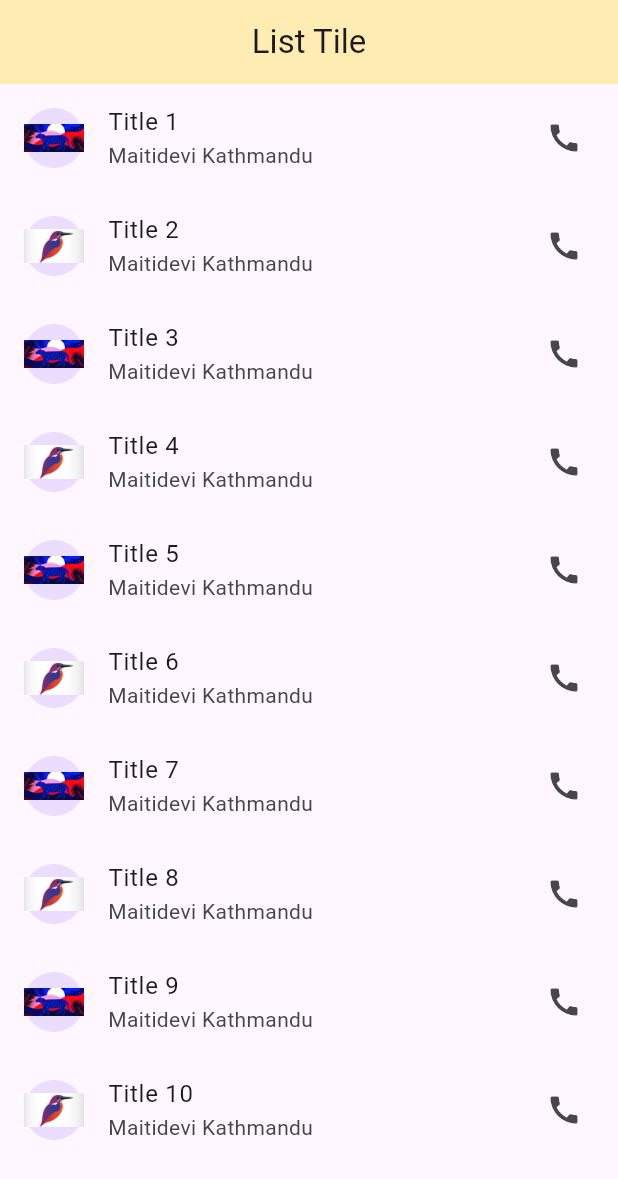
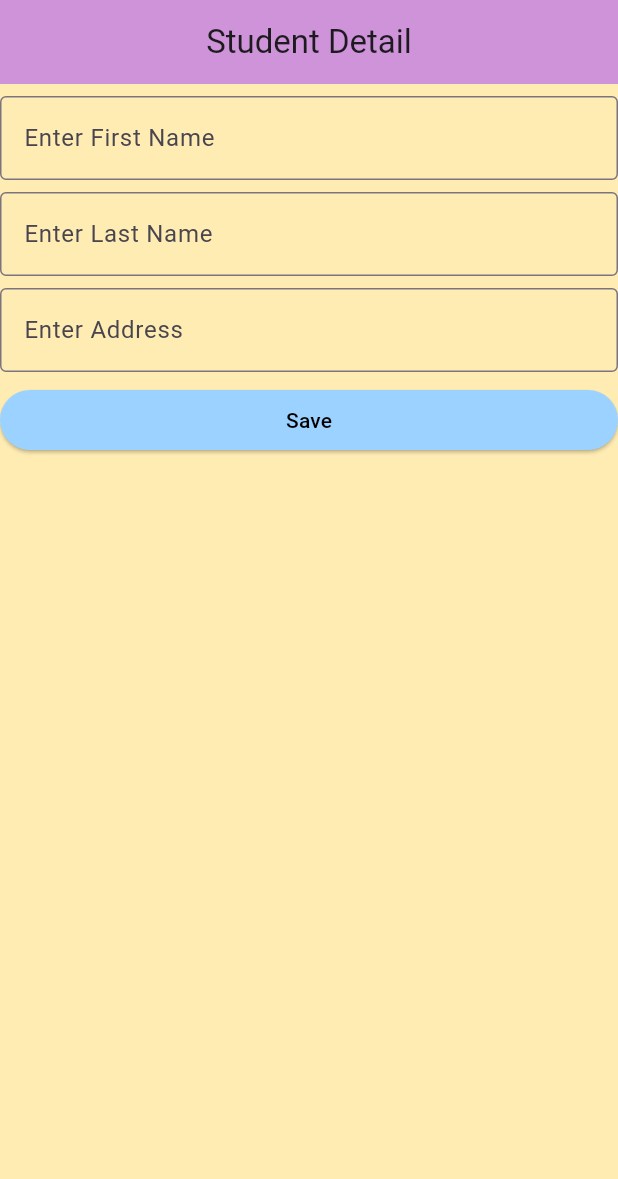
Before and after one commit to adarshrwl/flutter_class_work, a Flutter app: the screen it shows after launch, on a phone screen of 412 x 824 dp. Shown: the top 1179 px of the screen. Run offline on Flutter 3.47's test engine with Material 3 defaults, Android fonts, the phone set to English and light mode, and no system bars.

Commit message:
Student Detail Task

```diff
--- a/lib/app/app.dart
+++ b/lib/app/app.dart
@@ -10,6 +10,7 @@ import 'package:flutter_application/screen/mathematical_screen.dart';
 import 'package:flutter_application/screen/radio_button_learn.dart';
 import 'package:flutter_application/screen/rectangle_screen.dart';
 import 'package:flutter_application/screen/row_column_screen.dart';
+import 'package:flutter_application/screen/student_detail_screen.dart';
 
 class App extends StatelessWidget {
   const App({super.key});
@@ -18,7 +19,7 @@ class App extends StatelessWidget {
   Widget build(BuildContext context) {
     return const MaterialApp(
       debugShowCheckedModeBanner: false,
-      home: ListTileScreen(),
+      home: StudentDetail(),
     );
   }
 }
--- a/lib/common/listtile/listtile_common.dart
+++ b/lib/common/listtile/listtile_common.dart
@@ -1,5 +1,4 @@
 import 'package:flutter/material.dart';
-import 'package:flutter_application/common/snackbar/my_snackbar.dart';
 import 'package:flutter_application/screen/output_scrren.dart';
 
 class CommonListTile extends StatelessWidget {
--- /dev/null
+++ b/lib/common/listtile/student_detail_common.dart
@@ -0,0 +1,23 @@
+import 'package:flutter/material.dart';
+
+class StudentDetailDart extends StatelessWidget {
+  final String? fName;
+  final String? lName;
+  final String? address;
+  const StudentDetailDart({
+    super.key,
+    required this.fName,
+    required this.lName,
+    required this.address,
+  });
+
+  @override
+  Widget build(BuildContext context) {
+    return ListTile(
+      leading: CircleAvatar(child: Image.asset('assets/images/image3.jpeg')),
+      title: Text('$fName'),
+      subtitle: Text('$lName'),
+      trailing: Text('$address'),
+    );
+  }
+}
--- /dev/null
+++ b/lib/model/student_detail.dart
@@ -0,0 +1,11 @@
+class StudentDetailModel {
+  final String? fName;
+  final String? lName;
+  final String? address;
+
+  StudentDetailModel({
+    required this.fName,
+    required this.lName,
+    required this.address,
+  });
+}
--- /dev/null
+++ b/lib/screen/student_detail_screen.dart
@@ -0,0 +1,144 @@
+import 'package:flutter/material.dart';
+import 'package:flutter_application/common/listtile/student_detail_common.dart';
+import 'package:flutter_application/model/student_detail.dart';
+
+class StudentDetail extends StatefulWidget {
+  const StudentDetail({super.key});
+
+  @override
+  State<StudentDetail> createState() => _StudentDetalState();
+}
+
+class _StudentDetalState extends State<StudentDetail> {
+  List<StudentDetailModel> studentDetailsList = [];
+
+  StudentDetailModel? studentDetailModel;
+  String? firstName;
+  String? lastName;
+  String? address;
+  int? count;
+  final myKey = GlobalKey<FormState>();
+  @override
+  Widget build(BuildContext context) {
+    return Scaffold(
+      appBar: AppBar(
+        title: const Text(
+          "Student Detail",
+        ),
+        backgroundColor: Colors.purple[200],
+        centerTitle: true,
+        elevation: 0,
+      ),
+      backgroundColor: Colors.amber[100],
+      body: Form(
+        key: myKey,
+        child: Column(
+          children: [
+            const SizedBox(
+              height: 8,
+            ),
+            TextFormField(
+                validator: (value) {
+                  if (value!.isEmpty) {
+                    return 'Enter First Name';
+                  }
+                  return null;
+                },
+                onChanged: (value) {
+                  firstName = value;
+                },
+                decoration: const InputDecoration(
+                    labelText: ("Enter First Name"),
+                    border: OutlineInputBorder(),
+                    focusedBorder: OutlineInputBorder(
+                        borderSide: BorderSide(color: Colors.red)))),
+            const SizedBox(
+              height: 8,
+            ),
+            TextFormField(
+              validator: (value) {
+                if (value!.isEmpty) {
+                  return 'Enter Last Name';
+                }
+                return null;
+              },
+              onChanged: (value) {
+                lastName = value;
+              },
+              decoration: const InputDecoration(
+                  labelText: ("Enter Last Name"),
+                  border: OutlineInputBorder(),
+                  focusedBorder: OutlineInputBorder(
+                      borderSide: BorderSide(color: Colors.red))),
+            ),
+            const SizedBox(
+              height: 8,
+            ),
+            TextFormField(
+              onChanged: (value) {
+                address = value;
+              },
+              validator: (value) {
+                if (value!.isEmpty) {
+                  return 'Enter Address';
+                }
+                return null;
+              },
+              decoration: const InputDecoration(
+                  labelText: ("Enter Address"),
+                  border: OutlineInputBorder(),
+                  focusedBorder: OutlineInputBorder(
+                      borderSide: BorderSide(color: Colors.red))),
+            ),
+            const SizedBox(
+              height: 8,
+            ),
+            SizedBox(
+              width: double.infinity,
+              child: ElevatedButton(
+                onPressed: () {
+                  if (myKey.currentState!.validate()) {
+                    setState(() {
+                      studentDetailsList.add(
+                        StudentDetailModel(
+                          fName: firstName,
+                          lName: lastName,
+                          address: address,
+                        ),
+                      );
+                    });
+                  }
+                },
+                style: ButtonStyle(
+                  backgroundColor: MaterialStateProperty.all<Color>(
+                      const Color.fromARGB(255, 156, 210, 255)),
+                ),
+                child: const Text(
+                  "Save",
+                  style: TextStyle(color: Colors.black),
+                ),
+              ),
+            ),
+            const SizedBox(
+              height: 20,
+            ),
+            Expanded(
+              child: SingleChildScrollView(
+                child: Column(
+                  children: [
+                    for (int i = 0; i < studentDetailsList.length; i++) ...{
+                      StudentDetailDart(
+                          fName: studentDetailsList[i].fName,
+                          lName: studentDetailsList[i].lName,
+                          address: studentDetailsList[i].address)
+                    }
+                  ],
+                ),
+              ),
+            )
+          ],
+        ),
+      ),
+    );
+  }
+}
```
Also changed, not shown: assets/images/image3.jpeg (added).
